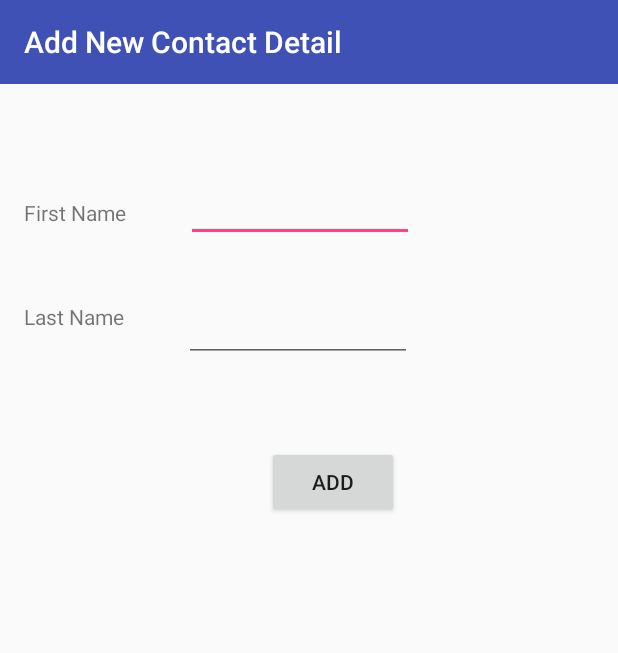
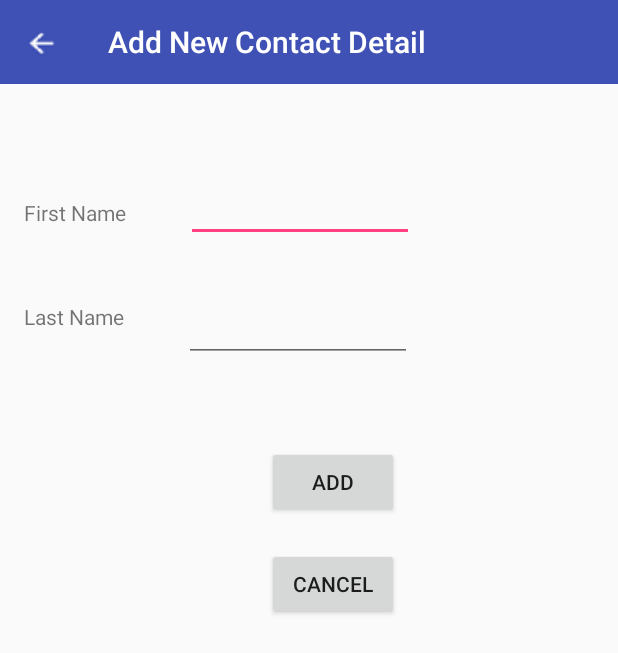
Before and after one commit to Joe7pack/GenuisPlazaList-, an Android app: the AddEmployeeActivity screen opened directly, with no data from a screen before it, after a tap on "ADD", on a phone screen of 412 x 824 dp. Shown: the top 653 px of the screen. Run offline under Robolectric (Android 15) with nearby library versions, the phone set to English and light mode, and no system bars; 2 statements that could not run were skipped.

Commit message:
added back and cancel functionality

```diff
--- a/GenuisPlazaList/app/src/main/java/com/guzzardo/genuisplazalist/AddEmployeeActivity.java
+++ b/GenuisPlazaList/app/src/main/java/com/guzzardo/genuisplazalist/AddEmployeeActivity.java
@@ -60,11 +60,18 @@ public class AddEmployeeActivity extends AppCompatActivity {
 
         Toolbar toolbar = (Toolbar) findViewById(R.id.add_employee_tool_bar);
         setSupportActionBar(toolbar);
+        toolbar.setNavigationIcon(R.drawable.back_arrow);
+        toolbar.setNavigationOnClickListener(mBackIconPressed);
 
-        // Capture our button from layout
-        Button button = (Button)findViewById(R.id.add_employee_button);
+        // Capture Add button from layout
+        Button addButton = (Button)findViewById(R.id.add_employee_button);
         // Register the onClick listener with the implementation above
-        button.setOnClickListener(mAddContactListener);
+        addButton.setOnClickListener(mAddContactListener);
+
+        // Capture Cancel button from layout
+        Button cancelButton = (Button)findViewById(R.id.cancel_add_employee_button);
+        // Register the onClick listener with the implementation above
+        cancelButton.setOnClickListener(mCancelAddContactListener);
 
         firstName = this.findViewById(R.id.edit_first_name);
         lastName = this.findViewById(R.id.edit_last_name);
@@ -72,19 +79,42 @@ public class AddEmployeeActivity extends AppCompatActivity {
 
     public static void done() {
         System.out.println("add done");
-       // finish();
     }
+
+    // Create an anonymous implementation of OnClickListener
+    private View.OnClickListener mBackIconPressed = new View.OnClickListener() {
+        public void onClick(View v) {
+            onBackPressed();
+        }
+    };
 
     // Create an anonymous implementation of OnClickListener
     private View.OnClickListener mAddContactListener = new View.OnClickListener() {
         public void onClick(View v) {
-            // do something when the button is clicked
             firstNameText = firstName.getText().toString();
             lastNameText = lastName.getText().toString();
             System.out.println("got to here!");
+            if (firstNameText.trim().length() == 0 || lastNameText.trim().length() == 0) {
+                String result = "Please enter a first and a last name";
+                Toast.makeText(mContext, result, Toast.LENGTH_LONG).show();
+                return;
+            }
+
             addNewContact();
         }
     };
+
+    // Create an anonymous implementation of OnClickListener
+    private View.OnClickListener mCancelAddContactListener = new View.OnClickListener() {
+        public void onClick(View v) {
+            onBackPressed();
+        }
+    };
+
+    @Override
+    public void onBackPressed() {
+        super.onBackPressed();
+    }
 
     private void addNewContact() {
         new SendPostRequest(mContext).execute();
--- a/GenuisPlazaList/app/src/main/res/layout/add_employee_detail.xml
+++ b/GenuisPlazaList/app/src/main/res/layout/add_employee_detail.xml
@@ -67,4 +67,15 @@
         app:layout_constraintStart_toStartOf="parent"
         app:layout_constraintTop_toBottomOf="@+id/edit_last_name" />
 
+    <Button
+        android:id="@+id/cancel_add_employee_button"
+        android:layout_width="wrap_content"
+        android:layout_height="wrap_content"
+        android:layout_marginTop="20dp"
+        android:text="Cancel"
+        app:layout_constraintEnd_toEndOf="parent"
+        app:layout_constraintHorizontal_bias="0.55"
+        app:layout_constraintStart_toStartOf="parent"
+        app:layout_constraintTop_toBottomOf="@+id/add_employee_button" />
+
 </android.support.constraint.ConstraintLayout>
```
